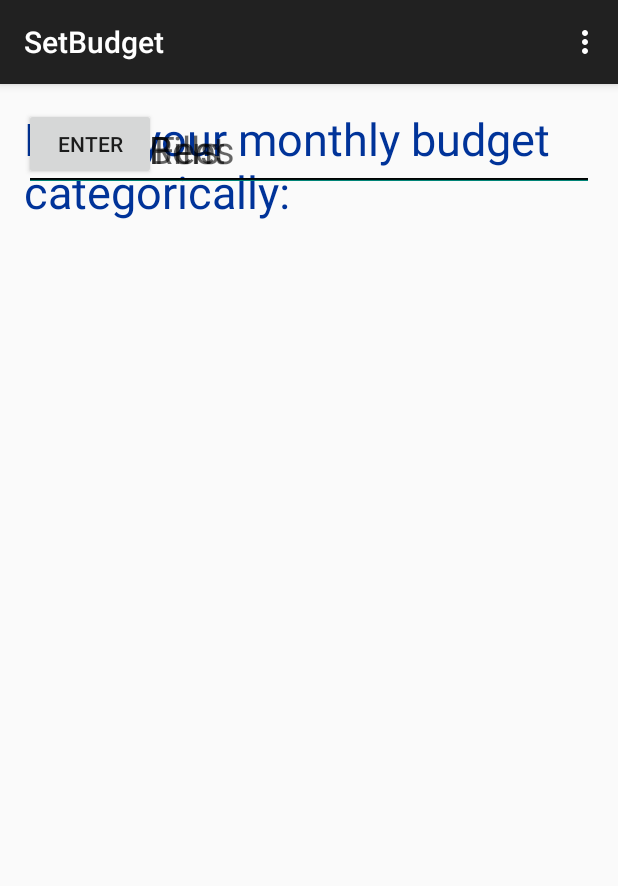
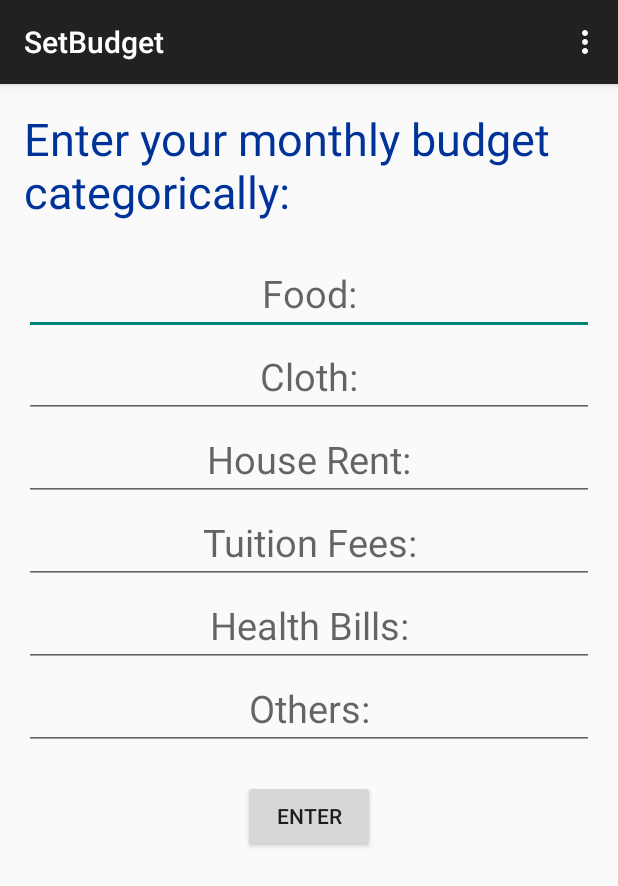
Before and after one commit to incognito2170/SharedPreferences, an Android app: the SetBudget screen opened directly, with no data from a screen before it, on a phone screen of 412 x 824 dp. Shown: the top 886 px of the screen. Run offline under Robolectric (Android 15) with nearby library versions, the phone set to English and light mode, and no system bars.

```diff
--- a/app/src/main/java/com/example/administrator/sharedpreferences/SetBudget.java
+++ b/app/src/main/java/com/example/administrator/sharedpreferences/SetBudget.java
@@ -67,10 +67,14 @@ public class SetBudget extends AppCompatActivity {
                 editor.commit();
 
 
-                String strBudget6 = edit2.getText().toString();
+                String strBudget6 = edit6.getText().toString();
                 int others = Integer.parseInt(strBudget6);
                 editor.putInt("others", others);
                 editor.putBoolean("others_isSet", true);
+                editor.commit();
+
+                int intBudget = food+cloth+house+tuition+medical+others;
+                editor.putInt("Budget", intBudget);
                 editor.commit();
 
                 Intent intent = new Intent(SetBudget.this, BudgetManager.class);
--- a/app/src/main/res/layout/activity_launch.xml
+++ b/app/src/main/res/layout/activity_launch.xml
@@ -1,4 +1,4 @@
-<RelativeLayout xmlns:android="http://schemas.android.com/apk/res/android"
+<LinearLayout xmlns:android="http://schemas.android.com/apk/res/android"
     xmlns:tools="http://schemas.android.com/tools" android:layout_width="match_parent"
     android:layout_height="match_parent" android:paddingLeft="@dimen/activity_horizontal_margin"
     android:paddingRight="@dimen/activity_horizontal_margin"
@@ -7,4 +7,4 @@
     tools:context="com.example.administrator.sharedpreferences.LaunchActivity">
 
 
-</RelativeLayout>
+</LinearLayout>
--- a/app/src/main/res/layout/activity_set_budget.xml
+++ b/app/src/main/res/layout/activity_set_budget.xml
@@ -1,64 +1,72 @@
-<RelativeLayout xmlns:android="http://schemas.android.com/apk/res/android"
+<LinearLayout xmlns:android="http://schemas.android.com/apk/res/android"
     xmlns:tools="http://schemas.android.com/tools" android:layout_width="match_parent"
     android:layout_height="match_parent" android:paddingLeft="@dimen/activity_horizontal_margin"
     android:paddingRight="@dimen/activity_horizontal_margin"
     android:paddingTop="@dimen/activity_vertical_margin"
     android:paddingBottom="@dimen/activity_vertical_margin"
+    android:orientation="vertical"
     tools:context="com.example.administrator.sharedpreferences.SetBudget">
 
     <TextView
         android:text="Enter your monthly budget categorically:"
         android:layout_width="match_parent"
         android:layout_height="wrap_content"
+        android:paddingBottom="20dp"
         android:textSize="30sp"
         android:textColor="#003399"/>
 
 
     <EditText
-        android:hint="Food"
+        android:hint="Food:"
         android:textSize="25sp"
         android:layout_width="match_parent"
         android:layout_height="wrap_content"
+        android:gravity="center"
         android:id="@+id/edit1"
         />
 
     <EditText
-        android:hint="Cloth"
+        android:hint="Cloth:"
         android:textSize="25sp"
         android:layout_width="match_parent"
         android:layout_height="wrap_content"
+        android:gravity="center"
         android:id="@+id/edit2"
         />
 
     <EditText
-        android:hint="House Rent"
+        android:hint="House Rent:"
         android:textSize="25sp"
         android:layout_width="match_parent"
         android:layout_height="wrap_content"
+        android:gravity="center"
         android:id="@+id/edit3"
         />
 
     <EditText
-        android:hint="Tuition Fees"
+        android:hint="Tuition Fees:"
         android:textSize="25sp"
         android:layout_width="match_parent"
         android:layout_height="wrap_content"
+        android:gravity="center"
         android:id="@+id/edit4"
         />
 
     <EditText
-        android:hint="Health Bills"
+        android:hint="Health Bills:"
         android:textSize="25sp"
         android:layout_width="match_parent"
         android:layout_height="wrap_content"
+        android:gravity="center"
         android:id="@+id/edit5"
         />
 
     <EditText
-        android:hint="Others"
+        android:hint="Others:"
         android:textSize="25sp"
         android:layout_width="match_parent"
         android:layout_height="wrap_content"
+        android:gravity="center"
         android:id="@+id/edit6"
         />
 
@@ -68,9 +76,10 @@
         android:text="Enter"
         android:layout_width="wrap_content"
         android:layout_height="wrap_content"
+        android:layout_marginTop="20dp"
         android:layout_gravity="center"
         android:id="@+id/enter_button"/>
 
 
 
-</RelativeLayout>
+</LinearLayout>
--- a/app/src/main/res/values/strings.xml
+++ b/app/src/main/res/values/strings.xml
@@ -3,7 +3,7 @@
     <string name="totalbudget">Enter your budget</string>
     <string name="insertbudget">Enter your budget</string>
     <string name="action_settings">Settings</string>
-    <string name="insertexpense">Enter your expenses, one by one</string>
+    <string name="insertexpense">Enter your expenses, one by one:</string>
     <string name="title_activity_launch">LaunchActivity</string>
 
     <string name="hello_world">Hello world!</string>
```
Also changed, not shown: app/src/main/java/com/example/administrator/sharedpreferences/BudgetManager.java (+166 -1 lines), app/src/main/java/com/example/administrator/sharedpreferences/LaunchActivity.java (+8 -3 lines), app/src/main/res/layout/activity_budget_manager.xml (+17 -7 lines).
